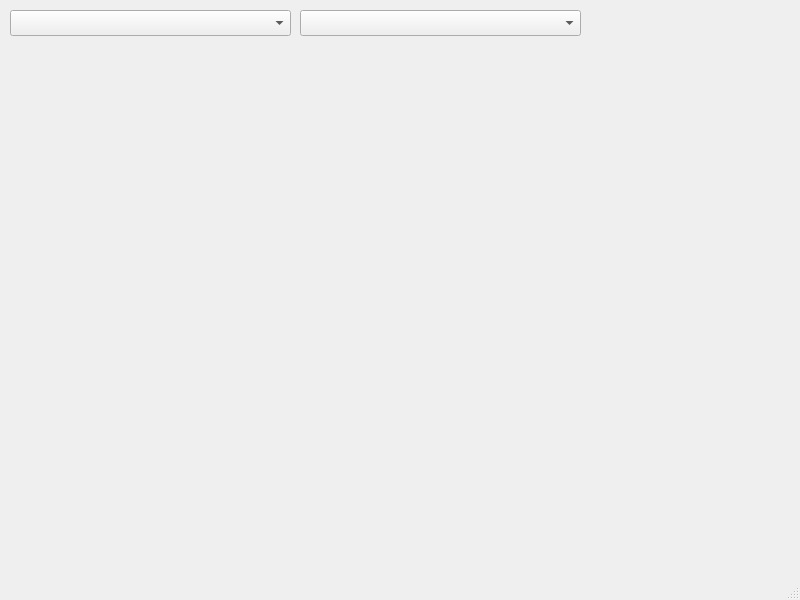
This is mainwindow.ui in colinbourassa/torinoscan as Qt 5 draws it before an edit. The edited form follows.
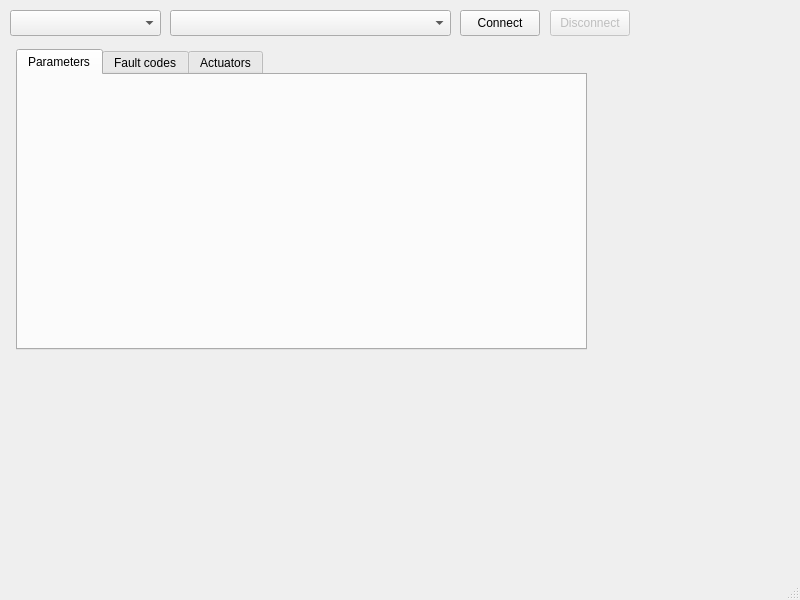
This is the edited form.

Commit message: Additional car/ECU selection

What changed in the file:
```diff
--- a/mainwindow.ui
+++ b/mainwindow.ui
@@ -19,7 +19,7 @@
      <rect>
       <x>10</x>
       <y>10</y>
-      <width>281</width>
+      <width>151</width>
       <height>26</height>
      </rect>
     </property>
@@ -27,13 +27,70 @@
    <widget class="QComboBox" name="ecuComboBox">
     <property name="geometry">
      <rect>
-      <x>300</x>
+      <x>170</x>
       <y>10</y>
       <width>281</width>
       <height>26</height>
      </rect>
     </property>
    </widget>
+   <widget class="QPushButton" name="connectButton">
+    <property name="geometry">
+     <rect>
+      <x>460</x>
+      <y>10</y>
+      <width>80</width>
+      <height>26</height>
+     </rect>
+    </property>
+    <property name="text">
+     <string>Connect</string>
+    </property>
+   </widget>
+   <widget class="QPushButton" name="disconnectButton">
+    <property name="enabled">
+     <bool>false</bool>
+    </property>
+    <property name="geometry">
+     <rect>
+      <x>550</x>
+      <y>10</y>
+      <width>80</width>
+      <height>26</height>
+     </rect>
+    </property>
+    <property name="text">
+     <string>Disconnect</string>
+    </property>
+   </widget>
+   <widget class="QTabWidget" name="tabWidget">
+    <property name="geometry">
+     <rect>
+      <x>16</x>
+      <y>49</y>
+      <width>571</width>
+      <height>301</height>
+     </rect>
+    </property>
+    <property name="currentIndex">
+     <number>0</number>
+    </property>
+    <widget class="QWidget" name="tabParameters">
+     <attribute name="title">
+      <string>Parameters</string>
+     </attribute>
+    </widget>
+    <widget class="QWidget" name="tabFaultcodes">
+     <attribute name="title">
+      <string>Fault codes</string>
+     </attribute>
+    </widget>
+    <widget class="QWidget" name="tabActuators">
+     <attribute name="title">
+      <string>Actuators</string>
+     </attribute>
+    </widget>
+   </widget>
   </widget>
   <widget class="QMenuBar" name="menubar">
    <property name="geometry">
```
The commit also changes 2 other files.
